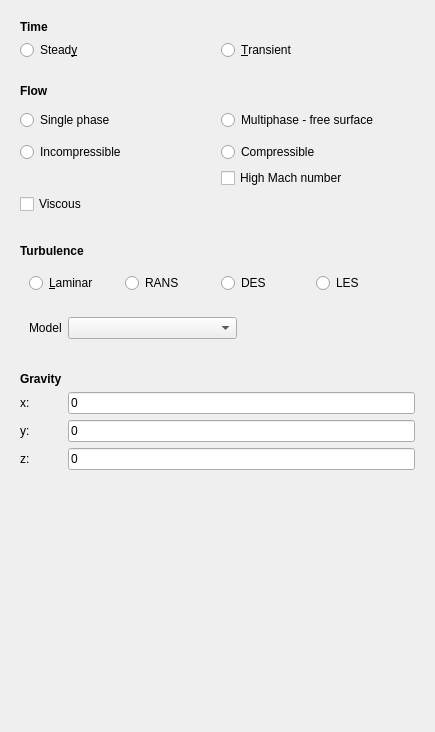
Before: the Qt Designer form core/gui/TaskPanelPhysics.ui in jaheyns/CfdOF, drawn with Qt 5.
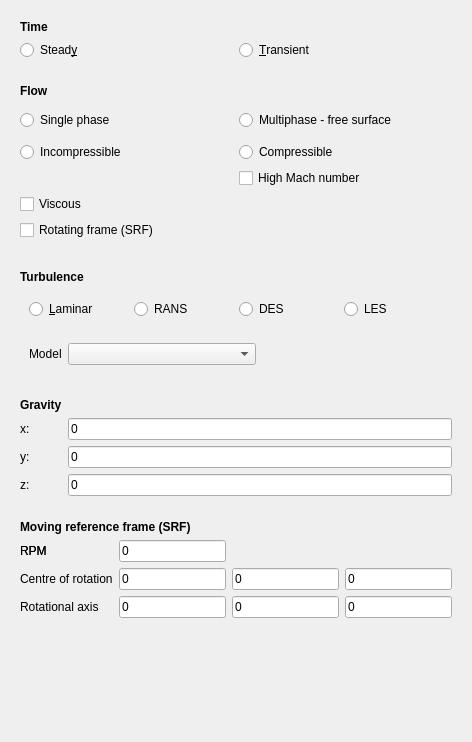
After: the same form once the commit is applied. Custom widgets are drawn as their Qt base class.

Commit message: Add SRF properties, add SRFProperties tempate, update UI

```diff
--- a/core/gui/TaskPanelPhysics.ui
+++ b/core/gui/TaskPanelPhysics.ui
@@ -6,8 +6,8 @@
    <rect>
     <x>0</x>
     <y>0</y>
-    <width>435</width>
-    <height>732</height>
+    <width>472</width>
+    <height>742</height>
    </rect>
   </property>
   <property name="sizePolicy">
@@ -20,7 +20,7 @@
    <string>Select physics model</string>
   </property>
   <layout class="QGridLayout" name="gridLayout">
-   <item row="4" column="0">
+   <item row="5" column="0">
     <spacer name="verticalSpacer">
      <property name="orientation">
       <enum>Qt::Vertical</enum>
@@ -83,6 +83,12 @@
    </item>
    <item row="3" column="0">
     <widget class="QFrame" name="gravityFrame">
+     <property name="maximumSize">
+      <size>
+       <width>450</width>
+       <height>16777215</height>
+      </size>
+     </property>
      <property name="frameShape">
       <enum>QFrame::Panel</enum>
      </property>
@@ -196,6 +202,222 @@
      </layout>
     </widget>
    </item>
+   <item row="4" column="0">
+    <widget class="QFrame" name="srfFrame">
+     <property name="maximumSize">
+      <size>
+       <width>450</width>
+       <height>16777215</height>
+      </size>
+     </property>
+     <property name="frameShape">
+      <enum>QFrame::Panel</enum>
+     </property>
+     <property name="frameShadow">
+      <enum>QFrame::Plain</enum>
+     </property>
+     <property name="lineWidth">
+      <number>0</number>
+     </property>
+     <layout class="QGridLayout" name="gridLayout_7">
+      <item row="1" column="0">
+       <widget class="QLabel" name="label_6">
+        <property name="text">
+         <string>RPM</string>
+        </property>
+       </widget>
+      </item>
+      <item row="1" column="0">
+       <widget class="QLabel" name="label_6">
+        <property name="text">
+         <string>RPM</string>
+        </property>
+       </widget>
+      </item>
+      <item row="1" column="1">
+       <widget class="Gui::InputField" name="inputSRFRPM">
+        <property name="sizePolicy">
+         <sizepolicy hsizetype="Preferred" vsizetype="Fixed">
+          <horstretch>0</horstretch>
+          <verstretch>0</verstretch>
+         </sizepolicy>
+        </property>
+        <property name="text">
+         <string>0</string>
+        </property>
+        <property name="singleStep" stdset="0">
+         <double>1000.000000000000000</double>
+        </property>
+        <property name="unit" stdset="0">
+         <string notr="true">rev/s</string>
+        </property>
+        <property name="format" stdset="0">
+         <number>0</number>
+        </property>
+       </widget>
+      </item>
+      <item row="2" column="0">
+       <widget class="QLabel" name="label_6">
+        <property name="text">
+         <string>Centre of rotation</string>
+        </property>
+       </widget>
+      </item>
+      <item row="3" column="0">
+       <widget class="QLabel" name="label_7">
+        <property name="text">
+         <string>Rotational axis</string>
+        </property>
+       </widget>
+      </item>
+      <item row="3" column="1">
+       <widget class="Gui::InputField" name="inputSRFAxisx">
+        <property name="sizePolicy">
+         <sizepolicy hsizetype="Preferred" vsizetype="Fixed">
+          <horstretch>0</horstretch>
+          <verstretch>0</verstretch>
+         </sizepolicy>
+        </property>
+        <property name="text">
+         <string>0</string>
+        </property>
+        <property name="singleStep" stdset="0">
+         <double>1000.000000000000000</double>
+        </property>
+        <property name="unit" stdset="0">
+         <string notr="true"/>
+        </property>
+        <property name="format" stdset="0">
+         <number>0</number>
+        </property>
+       </widget>
+      </item>
+      <item row="3" column="2">
+       <widget class="Gui::InputField" name="inputSRFAxisy">
+        <property name="sizePolicy">
+         <sizepolicy hsizetype="Preferred" vsizetype="Fixed">
+          <horstretch>0</horstretch>
+          <verstretch>0</verstretch>
+         </sizepolicy>
+        </property>
+        <property name="text">
+         <string>0</string>
+        </property>
+        <property name="singleStep" stdset="0">
+         <double>1000.000000000000000</double>
+        </property>
+        <property name="unit" stdset="0">
+         <string notr="true"/>
+        </property>
+        <property name="format" stdset="0">
+         <number>0</number>
+        </property>
+       </widget>
+      </item>
+      <item row="3" column="3">
+       <widget class="Gui::InputField" name="inputSRFAxisz">
+        <property name="sizePolicy">
+         <sizepolicy hsizetype="Preferred" vsizetype="Fixed">
+          <horstretch>0</horstretch>
+          <verstretch>0</verstretch>
+         </sizepolicy>
+        </property>
+        <property name="text">
+         <string>0</string>
+        </property>
+        <property name="singleStep" stdset="0">
+         <double>1000.000000000000000</double>
+        </property>
+        <property name="unit" stdset="0">
+         <string notr="true"/>
+        </property>
+        <property name="format" stdset="0">
+         <number>0</number>
+        </property>
+       </widget>
+      </item>
+      <item row="2" column="1">
+       <widget class="Gui::InputField" name="inputSRFCoRx">
+        <property name="sizePolicy">
+         <sizepolicy hsizetype="MinimumExpanding" vsizetype="Fixed">
+          <horstretch>0</horstretch>
+          <verstretch>0</verstretch>
+         </sizepolicy>
+        </property>
+        <property name="text">
+         <string>0</string>
+        </property>
+        <property name="singleStep" stdset="0">
+         <double>1000.000000000000000</double>
+        </property>
+        <property name="unit" stdset="0">
+         <string notr="true">mm</string>
+        </property>
+        <property name="format" stdset="0">
+         <number>0</number>
+        </property>
+       </widget>
+      </item>
+      <item row="2" column="2">
+       <widget class="Gui::InputField" name="inputSRFCoRy">
+        <property name="sizePolicy">
+         <sizepolicy hsizetype="MinimumExpanding" vsizetype="Fixed">
+          <horstretch>0</horstretch>
+          <verstretch>0</verstretch>
+         </sizepolicy>
+        </property>
+        <property name="text">
+         <string>0</string>
+        </property>
+        <property name="singleStep" stdset="0">
+         <double>1000.000000000000000</double>
+        </property>
+        <property name="unit" stdset="0">
+         <string notr="true">mm</string>
+        </property>
+        <property name="format" stdset="0">
+         <number>0</number>
+        </property>
+       </widget>
+      </item>
+      <item row="2" column="3">
+       <widget class="Gui::InputField" name="inputSRFCoRz">
+        <property name="sizePolicy">
+         <sizepolicy hsizetype="MinimumExpanding" vsizetype="Fixed">
+          <horstretch>0</horstretch>
+          <verstretch>0</verstretch>
+         </sizepolicy>
+        </property>
+        <property name="text">
+         <string>0</string>
+        </property>
+        <property name="singleStep" stdset="0">
+         <double>1000.000000000000000</double>
+        </property>
+        <property name="unit" stdset="0">
+         <string notr="true">mm</string>
+        </property>
+        <property name="format" stdset="0">
+         <number>0</number>
+        </property>
+       </widget>
+      </item>
+      <item row="0" column="0" colspan="2">
+       <widget class="QLabel" name="label">
+        <property name="font">
+         <font>
+          <weight>75</weight>
+          <bold>true</bold>
+         </font>
+        </property>
+        <property name="text">
+         <string>Moving reference frame (SRF)</string>
+        </property>
+       </widget>
+      </item>
+     </layout>
+    </widget>
+   </item>
    <item row="1" column="0">
     <widget class="QFrame" name="FlowFrame">
      <property name="sizePolicy">
@@ -214,7 +436,27 @@
       <number>0</number>
      </property>
      <layout class="QGridLayout" name="gridLayout_2">
-      <item row="7" column="0" colspan="2">
+      <item row="5" column="0">
+       <widget class="QCheckBox" name="srfCheckBox">
+        <property name="text">
+         <string>Rotating frame (SRF)</string>
+        </property>
+       </widget>
+      </item>
+      <item row="1" column="0">
+       <widget class="QLabel" name="label_3">
+        <property name="font">
+         <font>
+          <weight>75</weight>
+          <bold>true</bold>
+         </font>
+        </property>
+        <property name="text">
+         <string>Flow</string>
+        </property>
+       </widget>
+      </item>
+      <item row="8" column="0" colspan="2">
        <widget class="QFrame" name="frame_2">
         <property name="frameShape">
          <enum>QFrame::NoFrame</enum>
@@ -259,22 +501,6 @@
          <property name="bottomMargin">
           <number>0</number>
          </property>
-         <item row="4" column="0">
-          <widget class="QCheckBox" name="viscousCheckBox">
-           <property name="enabled">
-            <bool>true</bool>
-           </property>
-           <property name="text">
-            <string>Viscous</string>
-           </property>
-           <property name="checked">
-            <bool>false</bool>
-           </property>
-           <property name="tristate">
-            <bool>false</bool>
-           </property>
-          </widget>
-         </item>
          <item row="2" column="0">
           <widget class="QRadioButton" name="radioButtonIncompressible">
            <property name="text">
@@ -299,19 +525,6 @@
         </layout>
        </widget>
       </item>
-      <item row="1" column="0">
-       <widget class="QLabel" name="label_3">
-        <property name="font">
-         <font>
-          <weight>75</weight>
-          <bold>true</bold>
-         </font>
-        </property>
-        <property name="text">
-         <string>Flow</string>
-        </property>
-       </widget>
-      </item>
       <item row="2" column="0" colspan="2">
        <widget class="QFrame" name="frame_3">
         <property name="frameShape">
@@ -350,6 +563,22 @@
         </layout>
        </widget>
       </item>
+      <item row="4" column="0">
+       <widget class="QCheckBox" name="viscousCheckBox">
+        <property name="enabled">
+         <bool>true</bool>
+        </property>
+        <property name="text">
+         <string>Viscous</string>
+        </property>
+        <property name="checked">
+         <bool>false</bool>
+        </property>
+        <property name="tristate">
+         <bool>false</bool>
+        </property>
+       </widget>
+      </item>
      </layout>
     </widget>
    </item>
```
The commit also changes 3 other files.
